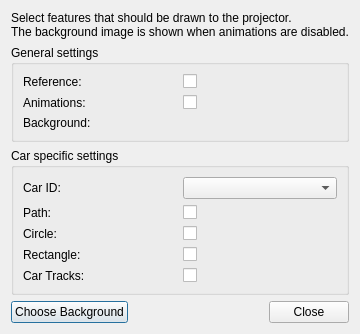
The window that CARS/drawsettingsdialog.ui (projectCARS/CARS2014-GIT) describes before a commit, drawn with Qt 5.
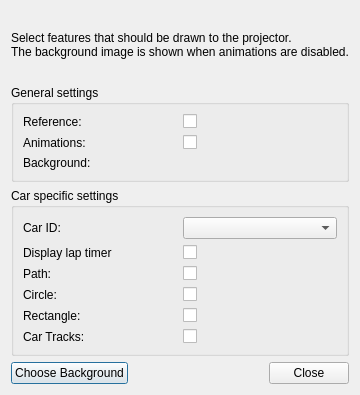
The same window after the commit.

Commit message: Car lap Timer added

Diff of the .ui file:
```diff
--- a/CARS/drawsettingsdialog.ui
+++ b/CARS/drawsettingsdialog.ui
@@ -7,7 +7,7 @@
     <x>0</x>
     <y>0</y>
     <width>324</width>
-    <height>300</height>
+    <height>395</height>
    </rect>
   </property>
   <property name="windowTitle">
@@ -75,46 +75,52 @@
    </item>
    <item>
     <widget class="QGroupBox" name="groupBox_2">
+     <property name="sizePolicy">
+      <sizepolicy hsizetype="Preferred" vsizetype="Preferred">
+       <horstretch>0</horstretch>
+       <verstretch>0</verstretch>
+      </sizepolicy>
+     </property>
      <property name="title">
       <string>Car specific settings</string>
      </property>
      <layout class="QGridLayout" name="gridLayout">
-      <item row="1" column="0">
+      <item row="5" column="0">
+       <widget class="QLabel" name="label_6">
+        <property name="text">
+         <string>Rectangle:</string>
+        </property>
+       </widget>
+      </item>
+      <item row="2" column="0">
        <widget class="QLabel" name="label_4">
         <property name="text">
          <string>Path:</string>
         </property>
        </widget>
       </item>
-      <item row="1" column="1">
+      <item row="2" column="2">
        <widget class="QCheckBox" name="pathCheckBox">
         <property name="text">
          <string/>
         </property>
        </widget>
       </item>
-      <item row="2" column="0">
+      <item row="3" column="0">
        <widget class="QLabel" name="label_5">
         <property name="text">
          <string>Circle:</string>
         </property>
        </widget>
       </item>
-      <item row="2" column="1">
+      <item row="3" column="2">
        <widget class="QCheckBox" name="circleCheckBox">
         <property name="text">
          <string/>
         </property>
        </widget>
       </item>
-      <item row="3" column="0">
-       <widget class="QLabel" name="label_6">
-        <property name="text">
-         <string>Rectangle:</string>
-        </property>
-       </widget>
-      </item>
-      <item row="3" column="1">
+      <item row="5" column="2">
        <widget class="QCheckBox" name="rectangleCheckBox">
         <property name="text">
          <string/>
@@ -128,23 +134,37 @@
         </property>
        </widget>
       </item>
-      <item row="0" column="1">
+      <item row="0" column="2">
        <widget class="QComboBox" name="idComboBox"/>
       </item>
-      <item row="4" column="0">
+      <item row="6" column="0">
        <widget class="QLabel" name="label_8">
         <property name="text">
          <string>Car Tracks:</string>
         </property>
        </widget>
       </item>
-      <item row="4" column="1">
+      <item row="6" column="2">
        <widget class="QCheckBox" name="carTracksCheckBox">
         <property name="text">
          <string/>
         </property>
        </widget>
       </item>
+      <item row="1" column="2">
+       <widget class="QCheckBox" name="timerCheckBox">
+        <property name="text">
+         <string/>
+        </property>
+       </widget>
+      </item>
+      <item row="1" column="0">
+       <widget class="QLabel" name="label_10">
+        <property name="text">
+         <string>Display lap timer</string>
+        </property>
+       </widget>
+      </item>
      </layout>
     </widget>
    </item>
```
The commit also changes 10 other files.
